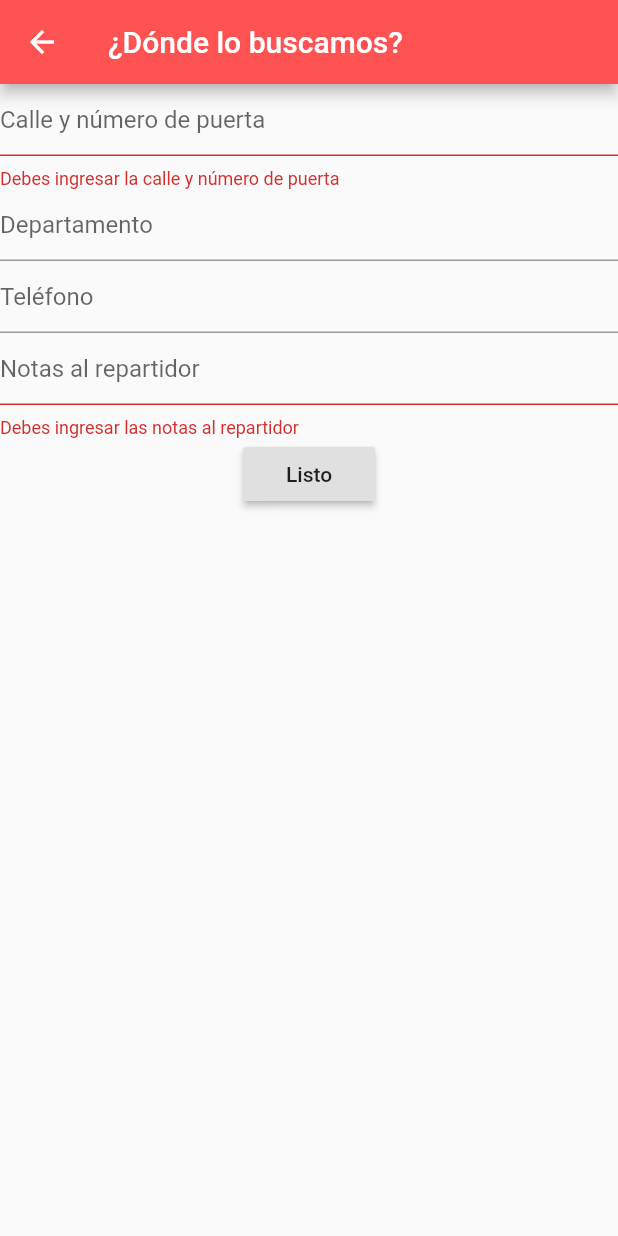
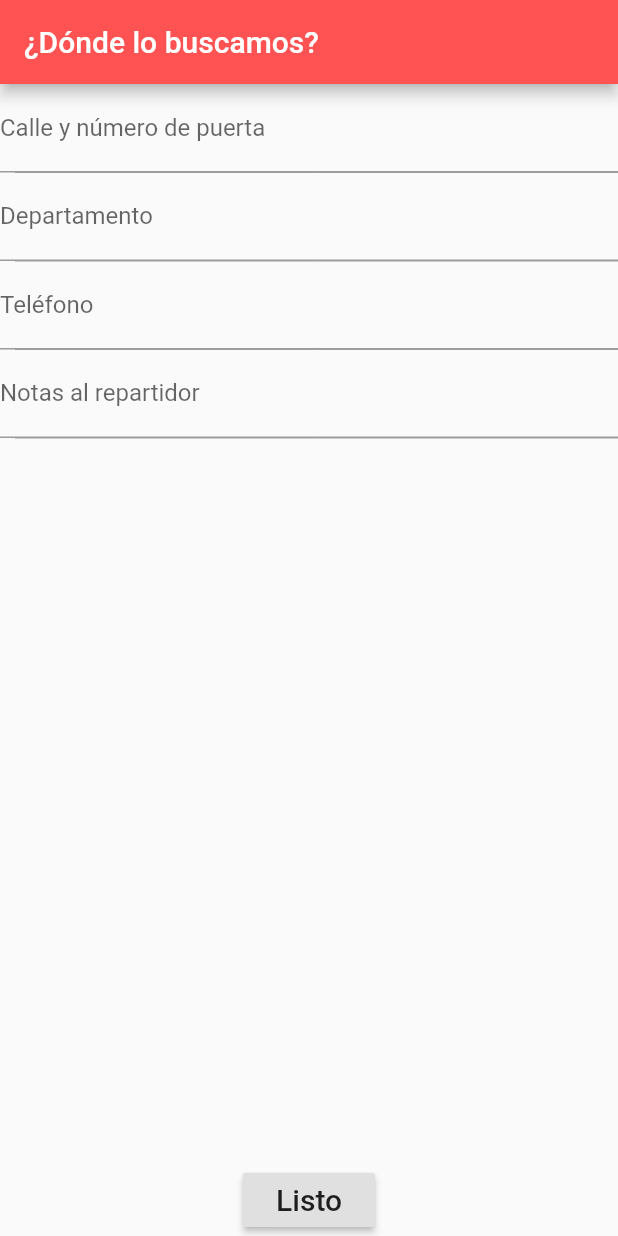
Before and after one commit to albarogarzon/Flutter_Delivery_Mobile_App, a Flutter app: the DondeBuscarScreen screen opened directly, after a tap on "Listo", on a phone screen of 412 x 824 dp. Run offline on Flutter 3.47's test engine with Material 2 defaults, Android fonts, the phone set to English and light mode, and no system bars.

Commit message:
Modificacion de screens: Donde Buscar y Donde Entregar

```diff
--- a/isw_implementacion_us_08_g5/lib/main.dart
+++ b/isw_implementacion_us_08_g5/lib/main.dart
@@ -26,7 +26,7 @@ class MyApp extends StatelessWidget {
           primarySwatch: Colors.blue,
           visualDensity: VisualDensity.adaptivePlatformDensity,
         ),
-        home: FormasDePagoScreen(),
+        home: DondeBuscarScreen(),
       ),
     );
   }
--- a/isw_implementacion_us_08_g5/lib/screens/pedir_lo_que_sea/cuando_screen.dart
+++ b/isw_implementacion_us_08_g5/lib/screens/pedir_lo_que_sea/cuando_screen.dart
@@ -1,5 +1,4 @@
 import 'package:flutter/material.dart';
-import 'package:get/get.dart';
 import 'package:isw_implementacion_us_08_g5/models/Direccion.dart';
 import 'package:isw_implementacion_us_08_g5/providers/DireccionRetiroProvider.dart';
 import 'package:provider/provider.dart';
--- a/isw_implementacion_us_08_g5/lib/screens/pedir_lo_que_sea/dondeBuscar_screen.dart
+++ b/isw_implementacion_us_08_g5/lib/screens/pedir_lo_que_sea/dondeBuscar_screen.dart
@@ -1,5 +1,4 @@
 import 'package:flutter/material.dart';
-import 'package:get/get.dart';
 import 'package:isw_implementacion_us_08_g5/models/Direccion.dart';
 import 'package:isw_implementacion_us_08_g5/providers/DireccionRetiroProvider.dart';
 import 'package:provider/provider.dart';
@@ -8,8 +7,7 @@ class DondeBuscarScreen extends StatefulWidget {
   DondeBuscarScreen();
 
   @override
-  _DondeBuscarScreenState createState() =>
-      _DondeBuscarScreenState();
+  _DondeBuscarScreenState createState() => _DondeBuscarScreenState();
 }
 
 class _DondeBuscarScreenState extends State<DondeBuscarScreen> {
@@ -29,100 +27,43 @@ class _DondeBuscarScreenState extends State<DondeBuscarScreen> {
 
     return Scaffold(
       appBar: AppBar(
-          title: Text("¿Dónde lo buscamos?"), backgroundColor: Colors.redAccent),
+          title: Text("¿Dónde lo buscamos?"),
+          backgroundColor: Colors.redAccent),
       body: Column(
         mainAxisAlignment: MainAxisAlignment.start,
         crossAxisAlignment: CrossAxisAlignment.center,
         children: [
-          MyCustomForm()
+          Expanded(
+              child: ListView(
+            children: [
+              TextFormField(
+                decoration:
+                    InputDecoration(labelText: 'Calle y número de puerta'),
+              ),
+              _divider,
+              TextFormField(
+                decoration: InputDecoration(labelText: 'Departamento'),
+              ),
+              _divider,
+              TextFormField(
+                decoration: InputDecoration(labelText: 'Teléfono'),
+              ),
+              _divider,
+              TextFormField(
+                decoration: InputDecoration(labelText: 'Notas al repartidor'),
+              ),
+              _divider
+            ],
+          )),
+          RaisedButton(
+            onPressed: () {},
+            child: const Text('Listo', style: TextStyle(fontSize: 20)),
+          ),
         ],
-
-      ) ,
+      ),
     );
   }
 }
-
-// Define a custom Form widget.
-class MyCustomForm extends StatefulWidget {
-  @override
-  MyCustomFormState createState() {
-    return MyCustomFormState();
-  }
-}
-
-// Define a corresponding State class.
-// This class holds data related to the form.
-class MyCustomFormState extends State<MyCustomForm> {
-  // Create a global key that uniquely identifies the Form widget
-  // and allows validation of the form.
-  //
-  // Note: This is a `GlobalKey<FormState>`,
-  // not a GlobalKey<MyCustomFormState>.
-  final _formKey = GlobalKey<FormState>();
-
-  @override
-  Widget build(BuildContext context) {
-    // Build a Form widget using the _formKey created above.
-    return Form(
-      key: _formKey,
-      child: Column(
-        children: <Widget>[
-              // Add TextFormFields and RaisedButton here.
-              TextFormField(
-  // The validator receives the text that the user has entered.
-  validator: (value) {
-    if (value.isEmpty) {
-      return 'Debes ingresar la calle y número de puerta';
-    }
-    return null;
-  },
-  decoration: InputDecoration(
-    hintText: "Calle y número de puerta"
-  ),
-),
-              TextFormField(
-  decoration: InputDecoration(
-    hintText: "Departamento"
-  ),
-),
-TextFormField(
-  decoration: InputDecoration(
-    hintText: "Teléfono"
-  ),
-),
-TextFormField(
-    validator: (value) {
-    if (value.isEmpty) {
-      return 'Debes ingresar las notas al repartidor';
-    }
-    return null;
-  },
-  decoration: InputDecoration(
-    hintText: "Notas al repartidor"
-  ),
-),
-RaisedButton(
-  onPressed: () {
-    // Validate returns true if the form is valid, otherwise false.
-    if (_formKey.currentState.validate()) {
-      // If the form is valid, display a snackbar. In the real world,
-      // you'd often call a server or save the information in a database.
-
-      Scaffold
-          .of(context)
-          .showSnackBar(SnackBar(content: Text('Processing Data')));
-    }
-  },
-  child: Text('Listo'),
-)
-
-        ]
-     )
-    );
-  }
-}
-
-
 
 final Divider _divider = Divider(
   color: Colors.grey,
--- a/isw_implementacion_us_08_g5/lib/screens/pedir_lo_que_sea/formasDePago_screen.dart
+++ b/isw_implementacion_us_08_g5/lib/screens/pedir_lo_que_sea/formasDePago_screen.dart
@@ -1,5 +1,4 @@
 import 'package:flutter/material.dart';
-import 'package:get/get.dart';
 import 'package:isw_implementacion_us_08_g5/models/Direccion.dart';
 import 'package:isw_implementacion_us_08_g5/providers/DireccionRetiroProvider.dart';
 import 'package:provider/provider.dart';
--- a/isw_implementacion_us_08_g5/lib/screens/pedir_lo_que_sea/main_screen.dart
+++ b/isw_implementacion_us_08_g5/lib/screens/pedir_lo_que_sea/main_screen.dart
@@ -1,5 +1,4 @@
 import 'package:flutter/material.dart';
-import 'package:get/get.dart';
 import 'package:isw_implementacion_us_08_g5/models/Direccion.dart';
 import 'package:isw_implementacion_us_08_g5/providers/DireccionRetiroProvider.dart';
 import 'package:provider/provider.dart';
--- a/isw_implementacion_us_08_g5/lib/screens/pedir_lo_que_sea/queBuscar_screen.dart
+++ b/isw_implementacion_us_08_g5/lib/screens/pedir_lo_que_sea/queBuscar_screen.dart
@@ -1,5 +1,4 @@
 import 'package:flutter/material.dart';
-import 'package:get/get.dart';
 import 'package:isw_implementacion_us_08_g5/models/Direccion.dart';
 import 'package:isw_implementacion_us_08_g5/providers/DireccionRetiroProvider.dart';
 import 'package:provider/provider.dart';
```
Also changed, not shown: isw_implementacion_us_08_g5/lib/screens/pedir_lo_que_sea/dondeEntregar_screen.dart (+28 -88 lines).
